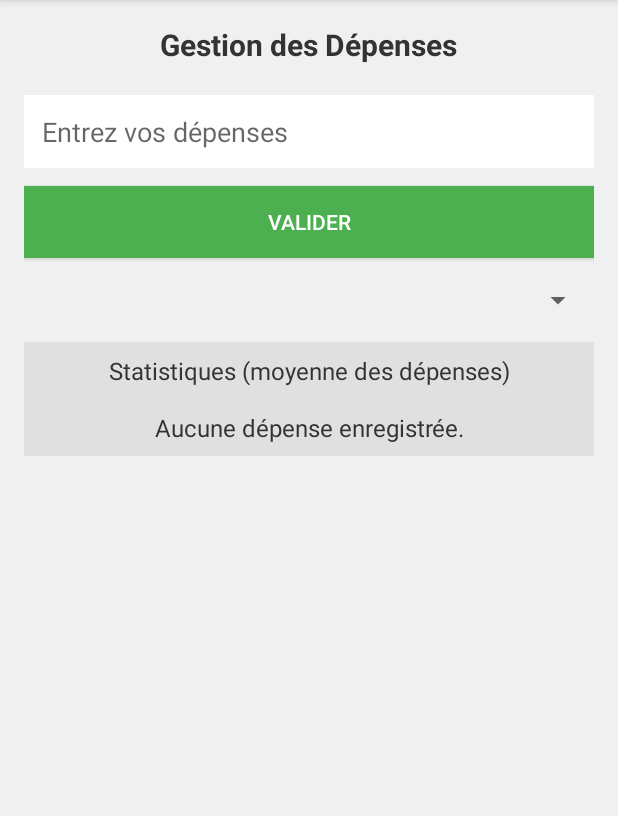
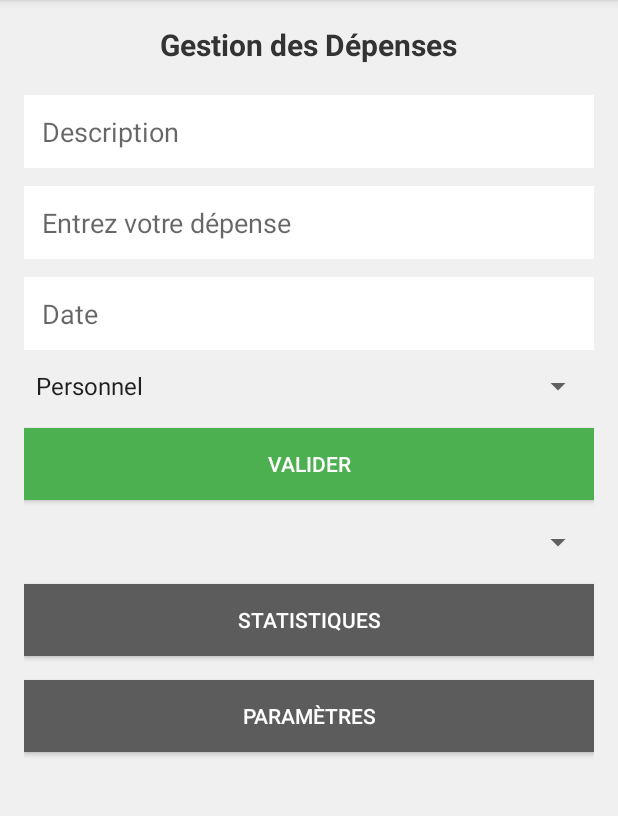
Before and after one commit to FreezyNoNine/gestion-depenses-kotlin, an Android app built with Jetpack Compose: the screen it shows after launch (MainActivity), after a tap on "VALIDER", on a phone screen of 412 x 824 dp, the part 84-900 px from its top. Run offline under Robolectric (Android 15) with nearby library versions, the phone set to English and light mode, and no system bars.

Commit message:
ajouts de nouveaux champs, création d'une activité avec les stats

```diff
--- a/app/build.gradle.kts
+++ b/app/build.gradle.kts
@@ -50,7 +50,10 @@ android {
 }
 
 dependencies {
-
+    implementation(libs.kotlin.stdlib) // Reference the Kotlin stdlib
+    implementation(libs.androidx.compose.ui) // Reference the Compose UI library
+    implementation(libs.androidx.compose.ui.test.manifest) // Reference the UI test manifest
+    implementation(libs.mpandroidchart)
     implementation(libs.androidx.core.ktx)
     implementation(libs.androidx.lifecycle.runtime.ktx)
     implementation(libs.androidx.activity.compose)
@@ -68,4 +71,5 @@ dependencies {
     androidTestImplementation(libs.androidx.ui.test.junit4)
     debugImplementation(libs.androidx.ui.tooling)
     debugImplementation(libs.androidx.ui.test.manifest)
+
 }
--- a/app/src/main/java/com/example/gestiondepenses/DatabaseHelper.kt
+++ b/app/src/main/java/com/example/gestiondepenses/DatabaseHelper.kt
@@ -8,17 +8,23 @@ import android.database.sqlite.SQLiteOpenHelper
 class DatabaseHelper(context: Context) : SQLiteOpenHelper(context, DATABASE_NAME, null, DATABASE_VERSION) {
 
     companion object {
-        private const val DATABASE_VERSION = 1
+        private const val DATABASE_VERSION = 2 // Augmentez la version pour forcer la mise à jour
         private const val DATABASE_NAME = "myDatabase.db"
         private const val TABLE_NAME = "userInput"
         private const val COLUMN_ID = "id"
-        private const val COLUMN_INPUT = "inputText"
+        private const val COLUMN_DESCRIPTION = "description"
+        private const val COLUMN_AMOUNT = "amount"
+        private const val COLUMN_DATE = "date"
+        private const val COLUMN_CATEGORY = "category"
     }
 
     override fun onCreate(db: SQLiteDatabase) {
         val createTableQuery = ("CREATE TABLE $TABLE_NAME ("
                 + "$COLUMN_ID INTEGER PRIMARY KEY AUTOINCREMENT, "
-                + "$COLUMN_INPUT TEXT)")
+                + "$COLUMN_DESCRIPTION TEXT, "
+                + "$COLUMN_AMOUNT REAL, "
+                + "$COLUMN_DATE TEXT, "
+                + "$COLUMN_CATEGORY TEXT)")
         db.execSQL(createTableQuery)
     }
 
@@ -27,15 +33,20 @@ class DatabaseHelper(context: Context) : SQLiteOpenHelper(context, DATABASE_NAME
         onCreate(db)
     }
 
-    fun insertInput(inputText: String): Boolean {
+    // Insertion de tous les champs en une seule opération
+    fun insertInput(description: String, amount: Double, date: String, category: String): Boolean {
         val db = this.writableDatabase
         val contentValues = ContentValues()
-        contentValues.put(COLUMN_INPUT, inputText)
+        contentValues.put(COLUMN_DESCRIPTION, description)
+        contentValues.put(COLUMN_AMOUNT, amount)
+        contentValues.put(COLUMN_DATE, date)
+        contentValues.put(COLUMN_CATEGORY, category)
 
         val result = db.insert(TABLE_NAME, null, contentValues)
         return result != -1L
     }
 
+    // Récupération de toutes les entrées sous forme de chaîne unique par ligne avec champs séparés par des virgules
     fun getAllInputs(): List<String> {
         val inputList = mutableListOf<String>()
         val db = this.readableDatabase
@@ -44,17 +55,24 @@ class DatabaseHelper(context: Context) : SQLiteOpenHelper(context, DATABASE_NAME
 
         if (cursor.moveToFirst()) {
             do {
-                val inputText = cursor.getString(cursor.getColumnIndexOrThrow(COLUMN_INPUT))
-                inputList.add(inputText)
+                val description = cursor.getString(cursor.getColumnIndexOrThrow(COLUMN_DESCRIPTION))
+                val amount = cursor.getDouble(cursor.getColumnIndexOrThrow(COLUMN_AMOUNT))
+                val date = cursor.getString(cursor.getColumnIndexOrThrow(COLUMN_DATE))
+                val category = cursor.getString(cursor.getColumnIndexOrThrow(COLUMN_CATEGORY))
+
+                // Formater chaque ligne avec des champs séparés par des virgules
+                val entry = "$description, $amount, $date, $category"
+                inputList.add(entry)
             } while (cursor.moveToNext())
         }
         cursor.close()
         return inputList
     }
 
+    // Calcul de la moyenne du montant
     fun getAverageInput(): Double {
         val db = this.readableDatabase
-        val cursor = db.rawQuery("SELECT AVG($COLUMN_INPUT) as average FROM $TABLE_NAME", null)
+        val cursor = db.rawQuery("SELECT AVG($COLUMN_AMOUNT) as average FROM $TABLE_NAME", null)
         var average = 0.0
 
         if (cursor.moveToFirst()) {
--- a/app/src/main/java/com/example/gestiondepenses/MainActivity.kt
+++ b/app/src/main/java/com/example/gestiondepenses/MainActivity.kt
@@ -1,24 +1,28 @@
 package com.example.gestiondepenses
 
+import android.content.Intent
 import android.os.Bundle
-import android.view.View
+import java.text.SimpleDateFormat
+import java.util.Locale
 import android.widget.ArrayAdapter
 import android.widget.Button
 import android.widget.EditText
 import android.widget.Spinner
-import android.widget.TextView
 import android.widget.Toast
 import androidx.appcompat.app.AppCompatActivity
 
 class MainActivity : AppCompatActivity() {
     // Déclaration des variables
     private lateinit var confirmInputButton: Button
-    private lateinit var inputEditText: EditText
+    private lateinit var statsButton: Button
+    private lateinit var descDepensesInput: EditText
+    private lateinit var addDepensesInput: EditText
+    private lateinit var dateDepensesInput: EditText
+    private lateinit var catDepensesInput: Spinner
     private lateinit var spinner: Spinner
     private lateinit var dbHelper: DatabaseHelper
     private lateinit var adapter: ArrayAdapter<String>
     private var inputList: MutableList<String> = mutableListOf()
-    private lateinit var moyenneTextView: TextView // TextView pour afficher la moyenne
 
     override fun onCreate(savedInstanceState: Bundle?) {
         super.onCreate(savedInstanceState)
@@ -26,33 +30,80 @@ class MainActivity : AppCompatActivity() {
 
         // Initialisation des vues et de la base de données
         confirmInputButton = findViewById(R.id.confirm_depenses)
-        inputEditText = findViewById(R.id.add_depenses)
+        statsButton = findViewById(R.id.stats_button)
+        descDepensesInput = findViewById(R.id.desc_depenses)
+        addDepensesInput = findViewById(R.id.add_depenses)
+        dateDepensesInput = findViewById(R.id.date_depenses)
+        catDepensesInput = findViewById(R.id.categorie)
         spinner = findViewById(R.id.spinner)
-        moyenneTextView = findViewById(R.id.moyenneTextView) // Récupération du TextView pour la moyenne
         dbHelper = DatabaseHelper(this)
+
+        // Liste des catégories prédéfinies pour le Spinner de catégories
+        val categories = listOf("Personnel", "Maison", "Voiture", "Santé", "Éducation", "Divertissement", "Courses", "Voyages")
+        val categoriesAdapter = ArrayAdapter(this, android.R.layout.simple_spinner_item, categories)
+        categoriesAdapter.setDropDownViewResource(android.R.layout.simple_spinner_dropdown_item)
+        catDepensesInput.adapter = categoriesAdapter
+
         updateSpinner()
-        updateMoyenne() // Appel pour mettre à jour la moyenne lors du démarrage
+
+        statsButton.setOnClickListener {
+            val intent = Intent(this@MainActivity, StatsActivity::class.java)
+            startActivity(intent)
+        }
 
         // Gestionnaire de clic pour le bouton de confirmation
-        confirmInputButton.setOnClickListener(View.OnClickListener { _ : View ->
-            val inputText = inputEditText.text.toString()
+        confirmInputButton.setOnClickListener {
+            val descDepensesText = descDepensesInput.text?.toString() ?: ""
+            val addDepensesText = addDepensesInput.text?.toString() ?: ""
+            val dateDepensesText = dateDepensesInput.text?.toString() ?: ""
+            val catDepensesText = catDepensesInput.selectedItem?.toString() ?: ""
 
-            if (inputText.isNotEmpty()) {
-                val isInserted = dbHelper.insertInput(inputText)
+            // Validation des champs
+            if (descDepensesText.isEmpty() || addDepensesText.isEmpty() || dateDepensesText.isEmpty()) {
+                Toast.makeText(this, "Tous les champs doivent être remplis", Toast.LENGTH_SHORT).show()
+                return@setOnClickListener
+            }
+            if (!isNumeric(addDepensesText)) {
+                Toast.makeText(this, "Le montant des dépenses doit être un nombre valide", Toast.LENGTH_SHORT).show()
+                return@setOnClickListener
+            }
+            if (!isValidDate(dateDepensesText)) {
+                Toast.makeText(this, "Veuillez entrer une date valide au format JJ/MM/AAAA", Toast.LENGTH_SHORT).show()
+                return@setOnClickListener
+            }
 
-                // Retour d'information sur l'insertion réussie ou échouée
+            // Insertion dans la base de données
+            val amount = addDepensesText.toDoubleOrNull()
+            if (amount != null) {
+                val isInserted = dbHelper.insertInput(descDepensesText, amount, dateDepensesText, catDepensesText)
                 if (isInserted) {
                     Toast.makeText(this, "Donnée insérée avec succès", Toast.LENGTH_SHORT).show()
-                    updateSpinner() // Mise à jour de la liste déroulante
-                    updateMoyenne() // Mise à jour de la moyenne après insertion
-                    inputEditText.text.clear() // Effacer le champ de saisie
+                    updateSpinner()
+                    descDepensesInput.text.clear()
+                    addDepensesInput.text.clear()
+                    dateDepensesInput.text.clear()
                 } else {
                     Toast.makeText(this, "Erreur lors de l'insertion", Toast.LENGTH_SHORT).show()
                 }
-            } else {
-                Toast.makeText(this, "Le champ est vide", Toast.LENGTH_SHORT).show()
             }
-        })
+        }
+    }
+
+    // Fonction pour vérifier si la valeur est un nombre
+    private fun isNumeric(value: String): Boolean {
+        return value.toDoubleOrNull() != null
+    }
+
+    // Fonction pour vérifier le format de la date (JJ/MM/AAAA)
+    private fun isValidDate(date: String): Boolean {
+        val dateFormat = SimpleDateFormat("dd/MM/yyyy", Locale.getDefault())
+        dateFormat.isLenient = false
+        return try {
+            dateFormat.parse(date)
+            true
+        } catch (e: Exception) {
+            false
+        }
     }
 
     // Fonction pour mettre à jour le Spinner avec les entrées de la base de données
@@ -64,13 +115,4 @@ class MainActivity : AppCompatActivity() {
         spinner.adapter = adapter
     }
 
-    // Fonction pour mettre à jour la moyenne des dépenses
-    private fun updateMoyenne() {
-        val average = dbHelper.getAverageInput() // Récupérer la moyenne directement depuis la base de données
-        if (average > 0) {
-            moyenneTextView.text = "Moyenne des dépenses: %.2f".format(average) // Afficher la moyenne
-        } else {
-            moyenneTextView.text = "Aucune dépense enregistrée." // Message si aucune dépense
-        }
-    }
 }
--- a/app/src/main/res/layout/activity_main.xml
+++ b/app/src/main/res/layout/activity_main.xml
@@ -17,6 +17,18 @@
         android:layout_marginBottom="20dp" />
 
     <EditText
+        android:id="@+id/desc_depenses"
+        android:layout_width="match_parent"
+        android:layout_height="wrap_content"
+        android:hint="@string/hint_desc_depenses"
+        android:padding="12dp"
+        android:textColor="#333333"
+        android:background="#FFFFFF"
+        android:layout_marginBottom="12dp"
+        android:inputType="text"
+        android:autofillHints="autofillHintTransactionAmount" />
+
+    <EditText
         android:id="@+id/add_depenses"
         android:layout_width="match_parent"
         android:layout_height="wrap_content"
@@ -27,6 +39,24 @@
         android:layout_marginBottom="12dp"
         android:inputType="numberDecimal"
         android:autofillHints="autofillHintTransactionAmount" />
+
+    <EditText
+        android:id="@+id/date_depenses"
+        android:layout_width="match_parent"
+        android:layout_height="wrap_content"
+        android:hint="@string/hint_date_depenses"
+        android:padding="12dp"
+        android:textColor="#333333"
+        android:background="#FFFFFF"
+        android:layout_marginBottom="12dp"
+        android:inputType="date"
+        android:autofillHints="autofillHintTransactionAmount" />
+
+    <Spinner
+        android:id="@+id/categorie"
+        android:layout_width="match_parent"
+        android:layout_height="wrap_content"
+        android:layout_marginBottom="16dp" />
 
     <Button
         android:id="@+id/confirm_depenses"
@@ -43,25 +73,23 @@
         android:layout_height="wrap_content"
         android:layout_marginBottom="16dp" />
 
-    <TextView
-        android:id="@+id/statsTextView"
+    <Button
+        android:id="@+id/stats_button"
         android:layout_width="match_parent"
         android:layout_height="wrap_content"
-        android:text="@string/stats"
-        android:textSize="16sp"
-        android:textColor="#333333"
-        android:gravity="center"
-        android:padding="8dp"
-        android:background="#E0E0E0" />
+        android:text="@string/statsButton"
+        android:textColor="#FFFFFF"
+        android:background="#5c5c5c"
+        android:layout_marginBottom="16dp" />
 
-    <TextView
-        android:id="@+id/moyenneTextView"
+    <Button
+        android:id="@+id/params_button"
         android:layout_width="match_parent"
         android:layout_height="wrap_content"
-        android:textSize="16sp"
-        android:textColor="#333333"
-        android:gravity="center"
-        android:padding="8dp"
-        android:background="#E0E0E0" />
+        android:layout_marginBottom="16dp"
+        android:background="#5c5c5c"
+        android:text="@string/paramsButton"
+        android:textColor="#FFFFFF" />
+
 
 </LinearLayout>
--- a/app/src/main/res/values/strings.xml
+++ b/app/src/main/res/values/strings.xml
@@ -1,7 +1,12 @@
 <?xml version="1.0" encoding="utf-8"?>
 <resources>
     <string name="gestion_depenses">Gestion des Dépenses</string>
-    <string name="hint_entrez_depenses">Entrez vos dépenses</string>
+    <string name="hint_desc_depenses">Description</string>
+    <string name="hint_entrez_depenses">Entrez votre dépense</string>
+    <string name="hint_date_depenses">Date</string>
+    <string name="hint_cat_depenses">Catégorie</string>
     <string name="valider">Valider</string>
-    <string name="stats">Statistiques (moyenne des dépenses)</string>
+    <string name="stats">Moyenne des dépenses</string>
+    <string name="statsButton">Statistiques</string>
+    <string name="paramsButton">Paramètres</string>
 </resources>
--- a/gradle/libs.versions.toml
+++ b/gradle/libs.versions.toml
@@ -10,8 +10,14 @@ activityCompose = "1.8.0"
 composeBom = "2024.04.01"
 appcompat = "1.7.0"
 constraintlayout = "2.1.4"
+mpandroidchart = "v3.1.0"
+compose = "1.5.0"
 
 [libraries]
+kotlin-stdlib = { module = "org.jetbrains.kotlin:kotlin-stdlib", version.ref = "kotlin" }
+androidx-compose-ui = { module = "androidx.compose.ui:ui", version.ref = "compose" }
+androidx-compose-ui-test-manifest = { module = "androidx.compose.ui:ui-test-manifest", version.ref = "compose" }
+mpandroidchart = { group = "com.github.PhilJay", name = "MPAndroidChart", version.ref = "mpandroidchart" }
 androidx-core-ktx = { group = "androidx.core", name = "core-ktx", version.ref = "coreKtx" }
 junit = { group = "junit", name = "junit", version.ref = "junit" }
 androidx-junit = { group = "androidx.test.ext", name = "junit", version.ref = "junitVersion" }
```
Also changed, not shown: app/src/main/java/com/example/gestiondepenses/StatsActivity.kt (added, +76 -0 lines), app/src/main/res/layout/activity_stats.xml (added, +36 -0 lines), settings.gradle.kts (+7 -3 lines).
